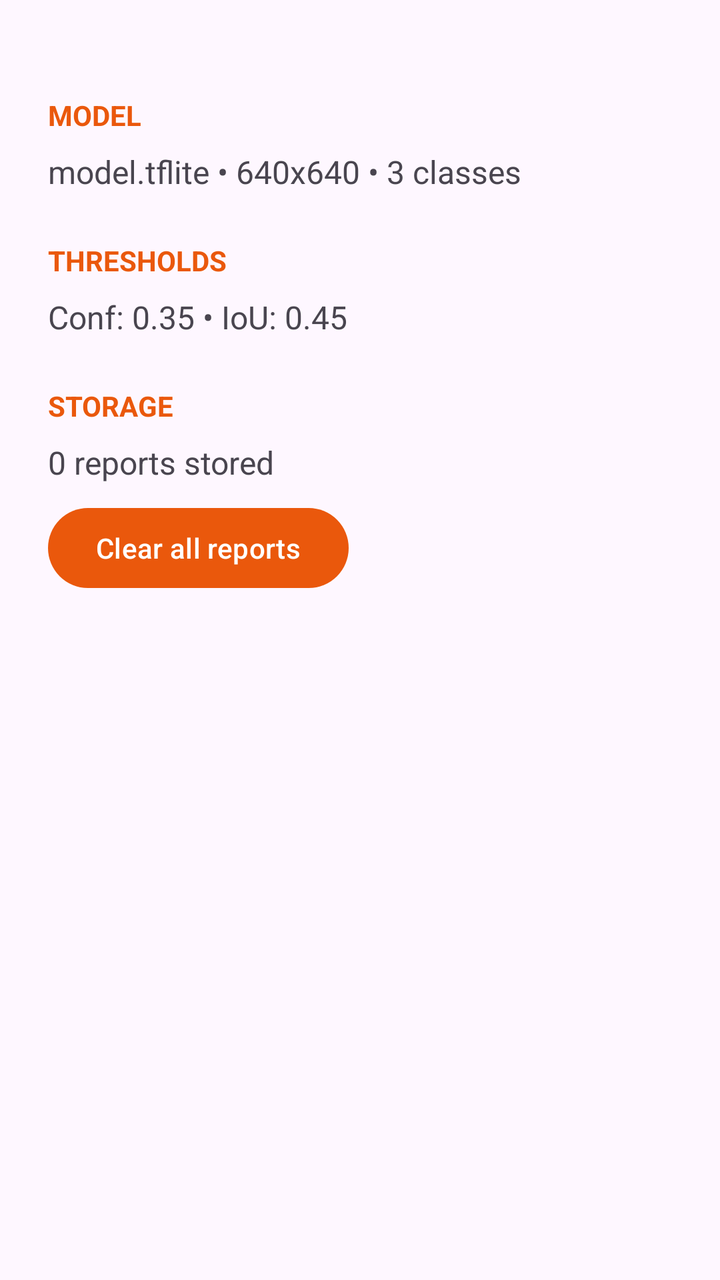
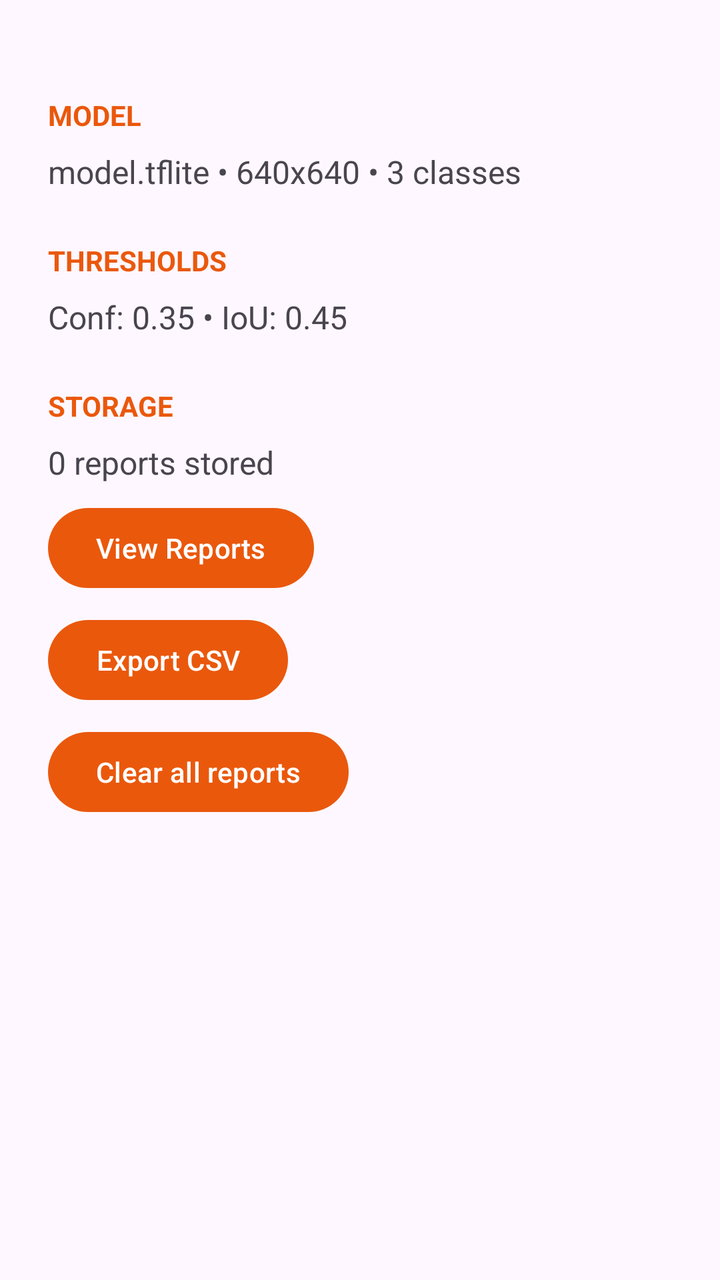

An Android layout rendered at two revisions. The XML below is the earlier revision; the diff shows what the commit changed to produce the second picture.
<!-- AndroidManifest.xml: application theme Theme.Rads -->
<!-- res/layout/activity_settings.xml -->
<?xml version="1.0" encoding="utf-8"?>
<ScrollView
    xmlns:android="http://schemas.android.com/apk/res/android"
    xmlns:tools="http://schemas.android.com/tools"
    android:layout_width="match_parent"
    android:layout_height="match_parent">

    
    <LinearLayout
        android:layout_width="match_parent"
        android:layout_height="wrap_content"
        android:orientation="vertical"
        android:padding="24dp">

        
        
        <TextView
            style="@style/SettingsHeader"
            android:text="@string/settings_section_model" />

        
        <TextView
            android:id="@+id/tvModelInfo"
            style="@style/SettingsValue"
            tools:ignore="HardcodedText"
            android:text="model.tflite • 640x640 • 3 classes" />

        
        <TextView
            style="@style/SettingsHeader"
            android:text="@string/settings_section_thresholds" />

        
        <TextView
            android:id="@+id/tvThresholds"
            style="@style/SettingsValue"
            android:text="Conf: 0.35 • IoU: 0.45" />

        
        <TextView
            style="@style/SettingsHeader"
            android:text="@string/settings_section_storage" />

        
        <TextView
            android:id="@+id/tvQueueCount"
            style="@style/SettingsValue"
            android:text="0 reports stored" />

        
        <com.google.android.material.button.MaterialButton
            android:id="@+id/btnClearQueue"
            android:layout_width="wrap_content"
            android:layout_height="wrap_content"
            android:layout_marginTop="8dp"
            android:text="@string/settings_clear_queue" />

    </LinearLayout>
</ScrollView>
<!-- resources referenced by this layout -->
<resources>
  <string name="settings_clear_queue">Clear all reports</string>
  <string name="settings_section_model">Model</string>
  <string name="settings_section_storage">Storage</string>
  <string name="settings_section_thresholds">Thresholds</string>
  <style name="SettingsHeader">
          <item name="android:layout_width">match_parent</item>
          <item name="android:layout_height">wrap_content</item>
          <item name="android:layout_marginTop">24dp</item>     
          <item name="android:textSize">14sp</item>
          <item name="android:textStyle">bold</item>
          <item name="android:textAllCaps">true</item>
          <item name="android:textColor">?attr/colorPrimary</item> 
      </style>
  <style name="SettingsValue">
          <item name="android:layout_width">match_parent</item>
          <item name="android:layout_height">wrap_content</item>
          <item name="android:layout_marginTop">8dp</item>
          <item name="android:textSize">16sp</item>
      </style>
  <style name="Theme.Rads" parent="Theme.Material3.DayNight.NoActionBar">
          <item name="colorPrimary">@color/severity_high</item>            
          <item name="android:statusBarColor">@android:color/transparent</item> 
          <item name="android:navigationBarColor">#80000000</item>          
          <item name="android:windowLightStatusBar">false</item>            
          <item name="android:windowTranslucentStatus">false</item>         
      </style>
  <color name="severity_high">#EA580C</color>
</resources>

<!-- the commit's change to res/layout/activity_settings.xml (unified diff, before → after) -->
@@ -49,6 +49,22 @@
 
         
         <com.google.android.material.button.MaterialButton
+            android:id="@+id/btnViewReports"
+            android:layout_width="wrap_content"
+            android:layout_height="wrap_content"
+            android:layout_marginTop="8dp"
+            android:text="@string/btn_view_reports" />
+
+        
+        <com.google.android.material.button.MaterialButton
+            android:id="@+id/btnExportCsv"
+            android:layout_width="wrap_content"
+            android:layout_height="wrap_content"
+            android:layout_marginTop="8dp"
+            android:text="@string/action_export_csv" />
+
+        
+        <com.google.android.material.button.MaterialButton
             android:id="@+id/btnClearQueue"
             android:layout_width="wrap_content"
             android:layout_height="wrap_content"
<!-- resource entries referenced after the edit -->
@@ -1,5 +1,7 @@
 <!-- resources referenced by this layout -->
 <resources>
+  <string name="action_export_csv">Export CSV</string>
+  <string name="btn_view_reports">View Reports</string>
   <string name="settings_clear_queue">Clear all reports</string>
   <string name="settings_section_model">Model</string>
   <string name="settings_section_storage">Storage</string>
